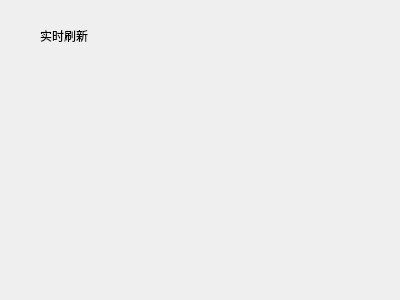
First picture: the form in refreshdata.ui, repository kangwenyun/batch_acquisition_system_qt_before, before the edit.
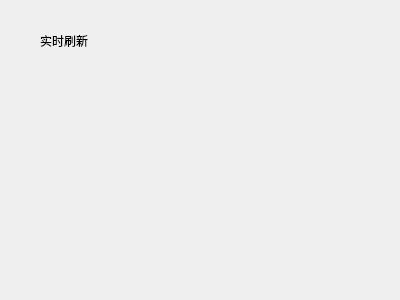
Second picture: the form after the edit.

```diff
--- a/refreshdata.ui
+++ b/refreshdata.ui
@@ -18,8 +18,8 @@
     <rect>
      <x>40</x>
      <y>30</y>
-     <width>54</width>
-     <height>12</height>
+     <width>71</width>
+     <height>21</height>
     </rect>
    </property>
    <property name="text">
```
